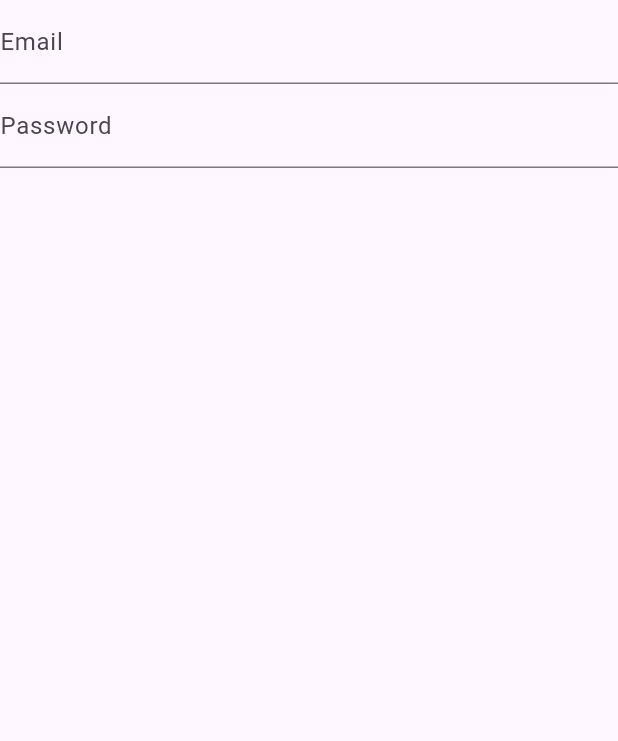
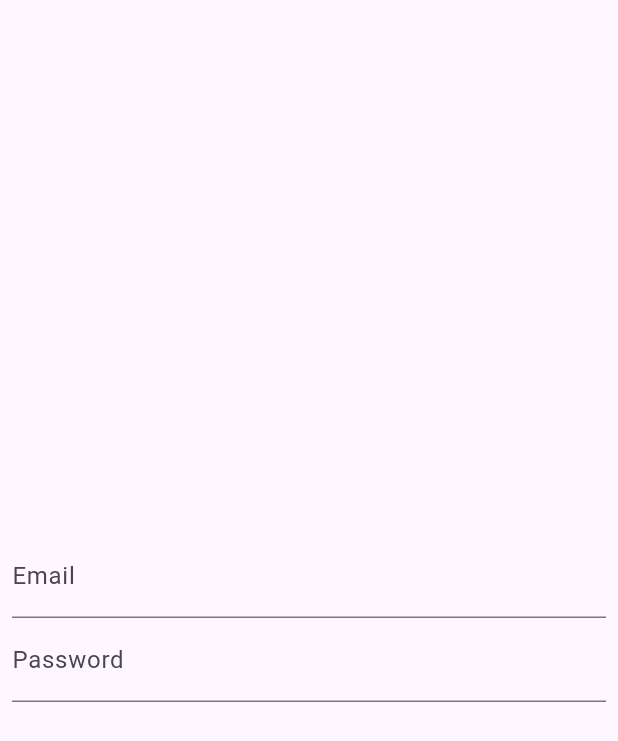
Before and after one commit to Defarrel/20220140033_act4, a Flutter app: the screen it shows after launch, on a phone screen of 412 x 824 dp. Shown: the top 741 px of the screen. Run offline on Flutter 3.47's test engine with Material 3 defaults, Android fonts, the phone set to English and light mode, and no system bars.

Commit message:
Mengubah posisi label

```diff
--- a/lib/page/login_page.dart
+++ b/lib/page/login_page.dart
@@ -21,7 +21,10 @@ class _LoginPageState extends State<LoginPage> {
     return Scaffold(
       body: Form(
         key: _formKey,
+        child: Padding(
+          padding: const EdgeInsets.all(8.0),
           child: Column(
+            mainAxisAlignment: MainAxisAlignment.center,
             children: [
               TextFormField(
                 controller: emailController,
@@ -34,6 +37,7 @@ class _LoginPageState extends State<LoginPage> {
             ],
           ),
         ),
+      ),
     );
   }
 }
```
Lines whose indentation alone changed are shown as unchanged.
